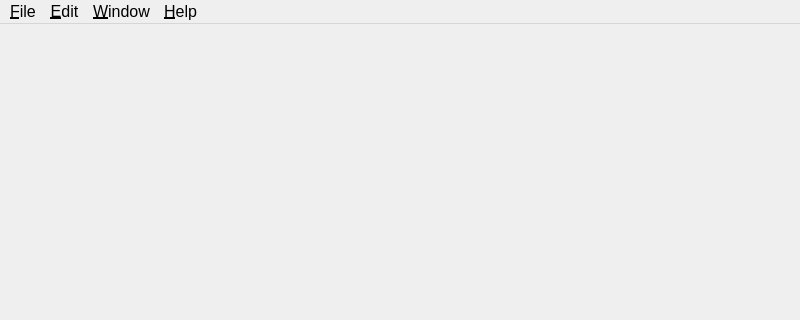
First picture: the form in src/central/mainwindow.ui, repository Qinterfly/QRodSystems, before the edit; both pictures show x 0 to 800 and y 0 to 320 of the 800 by 600 pixel window.
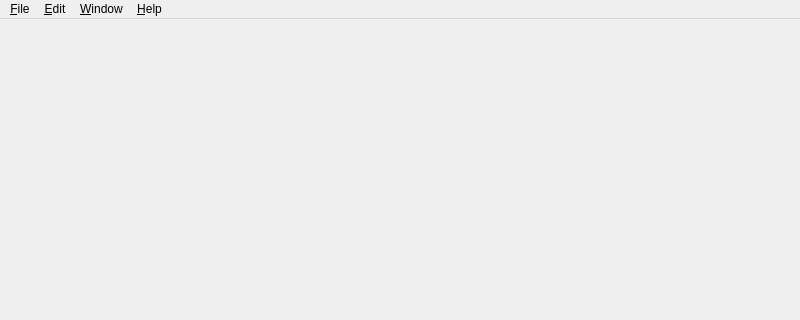
Second picture: the form after the edit. Icons and pictures are not drawn.

Commit message: v0.0.10. Enable a system to select font size automatically

```diff
--- a/src/central/mainwindow.ui
+++ b/src/central/mainwindow.ui
@@ -10,11 +10,6 @@
     <height>600</height>
    </rect>
   </property>
-  <property name="font">
-   <font>
-    <pointsize>12</pointsize>
-   </font>
-  </property>
   <property name="windowTitle">
    <string>QRodSystems[*]</string>
   </property>
@@ -22,43 +17,22 @@
    <iconset resource="../../resources/icons/icons.qrc">
     <normaloff>:/icons/3d-modeling.svg</normaloff>:/icons/3d-modeling.svg</iconset>
   </property>
-  <widget class="QWidget" name="centralWidget">
-   <property name="font">
-    <font>
-     <pointsize>12</pointsize>
-    </font>
-   </property>
-  </widget>
+  <widget class="QWidget" name="centralWidget"/>
   <widget class="QMenuBar" name="menuBar">
    <property name="geometry">
     <rect>
      <x>0</x>
      <y>0</y>
      <width>800</width>
-     <height>28</height>
+     <height>27</height>
     </rect>
    </property>
-   <property name="font">
-    <font>
-     <pointsize>12</pointsize>
-    </font>
-   </property>
    <widget class="QMenu" name="menuWindow">
-    <property name="font">
-     <font>
-      <pointsize>12</pointsize>
-     </font>
-    </property>
     <property name="title">
      <string>&amp;Window</string>
     </property>
    </widget>
    <widget class="QMenu" name="menuFile">
-    <property name="font">
-     <font>
-      <pointsize>12</pointsize>
-     </font>
-    </property>
     <property name="title">
      <string>&amp;File</string>
     </property>
@@ -78,11 +52,6 @@
     <addaction name="actionExit"/>
    </widget>
    <widget class="QMenu" name="menuEdit">
-    <property name="font">
-     <font>
-      <pointsize>12</pointsize>
-     </font>
-    </property>
     <property name="title">
      <string>&amp;Edit</string>
     </property>
@@ -97,11 +66,6 @@
     <addaction name="actionRebuild"/>
    </widget>
    <widget class="QMenu" name="menuHelp">
-    <property name="font">
-     <font>
-      <pointsize>12</pointsize>
-     </font>
-    </property>
     <property name="title">
      <string>&amp;Help</string>
     </property>
```
Left out of the diff: 70 changed lines with no effect on the pictures. The commit also changes 4 other files.
